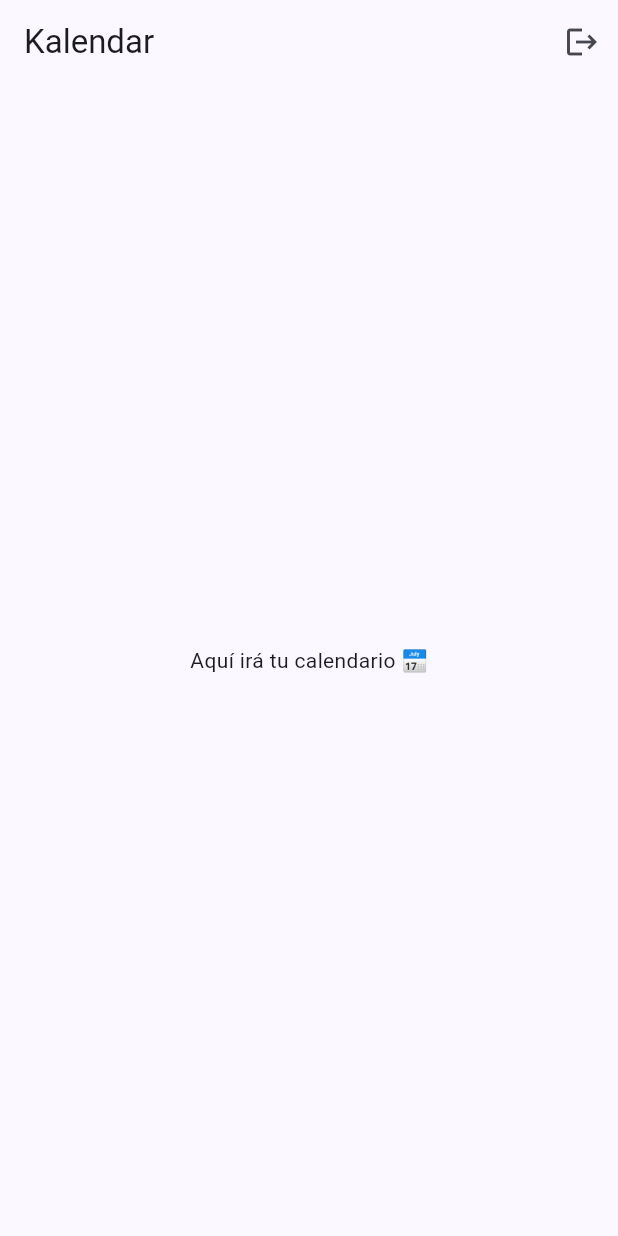
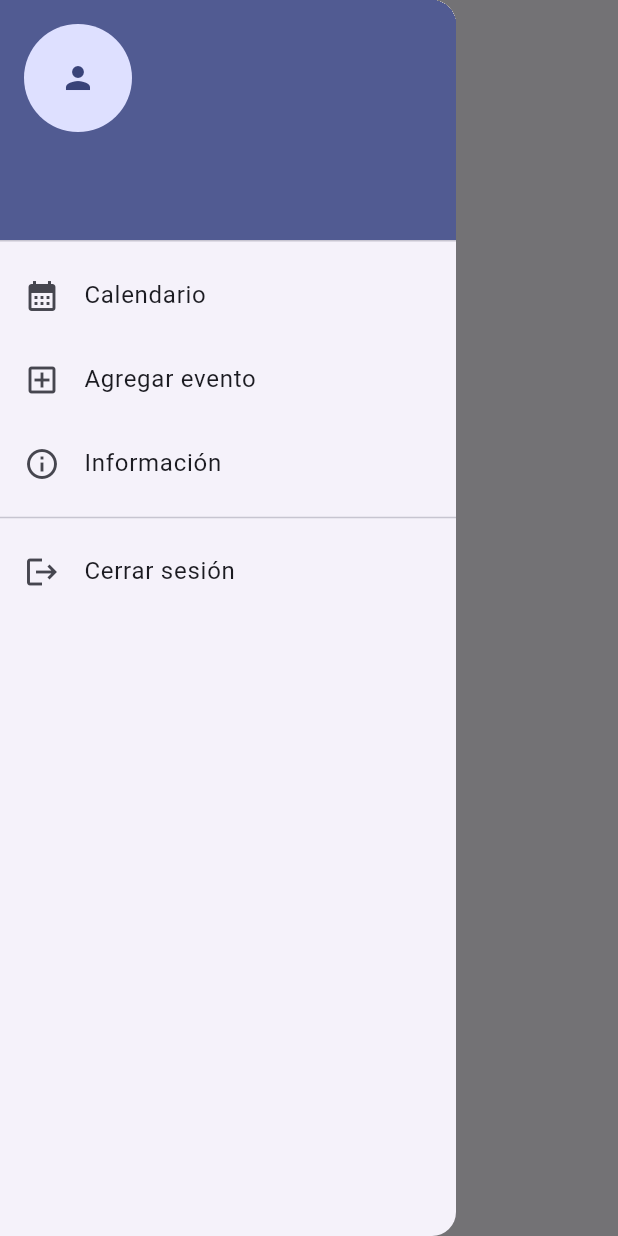
Before and after one commit to ChrisCueva3693/kalendarFlutter, a Flutter app: the screen it shows once a user with an empty profile is signed in, with the side drawer open (before the commit the screen has no drawer), on a phone screen of 412 x 824 dp. Run offline on Flutter 3.47's test engine with Material 3 defaults, Android fonts, the phone set to English and light mode, and no system bars; our stand-ins replace firebase_auth, firebase_core, google_sign_in, table_calendar; accounts and stored records are empty.

Commit message:
Tenemos: Calendario Sidebar con opciones Informacion

```diff
--- a/lib/main.dart
+++ b/lib/main.dart
@@ -1,16 +1,26 @@
 // main.dart
 import 'package:flutter/material.dart';
+import 'package:flutter_localizations/flutter_localizations.dart';
+import 'package:intl/date_symbol_data_local.dart';         // 👈 intl
 import 'package:firebase_core/firebase_core.dart';
 import 'package:firebase_auth/firebase_auth.dart';
+
 import 'firebase_options.dart';
+import 'router.dart';
 import 'ui/pages/login_page.dart';
 import 'ui/pages/home_page.dart';
 
 Future<void> main() async {
   WidgetsFlutterBinding.ensureInitialized();
+
+  // ── Localización: carga datos de 'es_EC' (meses, días, etc.) ───────────
+  await initializeDateFormatting('es_EC', null);
+
+  // ── Firebase ───────────────────────────────────────────────────────────
   await Firebase.initializeApp(
     options: DefaultFirebaseOptions.currentPlatform,
   );
+
   runApp(const KalendarApp());
 }
 
@@ -21,7 +31,27 @@
   Widget build(BuildContext context) {
     return MaterialApp(
       title: 'Kalendar',
-      theme: ThemeData(useMaterial3: true, colorSchemeSeed: Colors.indigo),
+      debugShowCheckedModeBanner: false,
+      theme: ThemeData(
+        useMaterial3: true,
+        colorSchemeSeed: Colors.indigo,
+      ),
+
+      // ── Localización global de la app ──────────────────────────────────
+      localizationsDelegates: const [
+        GlobalMaterialLocalizations.delegate,
+        GlobalWidgetsLocalizations.delegate,
+        GlobalCupertinoLocalizations.delegate,
+      ],
+      supportedLocales: const [
+        Locale('en', ''),      // Inglés (por defecto)
+        Locale('es', 'EC'),    // Español (Ecuador) – usa sólo 'es' si prefieres genérico
+      ],
+
+      // ── Navegación centralizada ────────────────────────────────────────
+      onGenerateRoute: generateRoute,
+
+      // ── Wrapper de autenticación mediante StreamBuilder ────────────────
       home: StreamBuilder<User?>(
         stream: FirebaseAuth.instance.authStateChanges(),
         builder: (context, snapshot) {
--- a/lib/ui/pages/home_page.dart
+++ b/lib/ui/pages/home_page.dart
@@ -1,58 +1,14 @@
 import 'package:flutter/material.dart';
-import 'package:firebase_auth/firebase_auth.dart';
-import '../../services/auth_service.dart';
+import '../widgets/sidebar_scaffold.dart';
 
 class HomePage extends StatelessWidget {
   const HomePage({super.key});
 
   @override
   Widget build(BuildContext context) {
-    final auth  = AuthService();
-    final user  = FirebaseAuth.instance.currentUser;
-    final email = user?.email ?? '—';
-
-    return Scaffold(
-      appBar: AppBar(
-        title: const Text('Kalendar'),
-        actions: [
-          // Correo en línea, con algo de padding
-          Padding(
-            padding: const EdgeInsets.symmetric(horizontal: 8.0),
-            child: Center(
-              child: Text(
-                email,
-                style: const TextStyle(fontSize: 14),
-                overflow: TextOverflow.ellipsis,
-              ),
-            ),
-          ),
-          IconButton(
-            icon: const Icon(Icons.logout),
-            tooltip: 'Cerrar sesión',
-            onPressed: () async {
-              // Loader opcional
-              showDialog(
-                context: context,
-                barrierDismissible: false,
-                builder: (_) => const Center(child: CircularProgressIndicator()),
-              );
-
-              try {
-                await auth.signOut();
-              } catch (e) {
-                if (context.mounted) {
-                  ScaffoldMessenger.of(context).showSnackBar(
-                    SnackBar(content: Text('Error al cerrar sesión: $e')),
-                  );
-                }
-              } finally {
-                if (context.mounted) Navigator.of(context).pop(); // cierra loader
-              }
-            },
-          ),
-        ],
-      ),
-      body: const Center(child: Text('Aquí irá tu calendario 📅')),
+    return const SidebarScaffold(
+      title: 'Kalendar',
+      body: Center(child: Text('¡Bienvenido a Kalendar!')),
     );
   }
 }
--- /dev/null
+++ b/lib/ui/pages/sidebar/add_event_page.dart
@@ -0,0 +1,14 @@
+import 'package:flutter/material.dart';
+import '../../widgets/sidebar_scaffold.dart';
+
+class AddEventPage extends StatelessWidget {
+  const AddEventPage({super.key});
+
+  @override
+  Widget build(BuildContext context) {
+    return SidebarScaffold(
+      title: 'Agregar evento',
+      body: const Center(child: Text('Formulario para crear un evento')),
+    );
+  }
+}
--- /dev/null
+++ b/lib/ui/widgets/app_sidebar.dart
@@ -0,0 +1,75 @@
+import 'package:flutter/material.dart';
+import 'package:firebase_auth/firebase_auth.dart';
+import '../../services/auth_service.dart';
+
+class AppSidebar extends StatelessWidget {
+  const AppSidebar({super.key});
+
+  @override
+  Widget build(BuildContext context) {
+    final auth = AuthService();
+    final user = FirebaseAuth.instance.currentUser;
+
+    return Drawer(
+      child: ListView(
+        padding: EdgeInsets.zero,
+        children: [
+          UserAccountsDrawerHeader(
+            currentAccountPicture:
+            const CircleAvatar(child: Icon(Icons.person)),
+            accountName: Text(user?.displayName ?? 'Usuario'),
+            accountEmail: Text(user?.email ?? ''),
+          ),
+          ListTile(
+            leading: const Icon(Icons.calendar_month),
+            title: const Text('Calendario'),
+            onTap: () => _nav(context, '/calendar'),
+          ),
+          ListTile(
+            leading: const Icon(Icons.add_box_outlined),
+            title: const Text('Agregar evento'),
+            onTap: () => _nav(context, '/add-event'),
+          ),
+          ListTile(
+            leading: const Icon(Icons.info_outline),
+            title: const Text('Información'),
+            onTap: () => _nav(context, '/info'),
+          ),
+          const Divider(),
+          ListTile(
+            leading: const Icon(Icons.logout),
+            title: const Text('Cerrar sesión'),
+            onTap: () async {
+              Navigator.pop(context); // 1️⃣ cierra el Drawer
+
+              // 2️⃣ Loader opcional
+              showDialog(
+                context: context,
+                barrierDismissible: false,
+                builder: (_) =>
+                const Center(child: CircularProgressIndicator()),
+              );
+
+              try {
+                await auth.signOut(); // 3️⃣ cierra sesión
+              } finally {
+                if (!context.mounted) return;
+
+                Navigator.of(context).pop(); // 4️⃣ quita el loader
+
+                // 5️⃣ vuelve a la primera ruta (donde vive tu StreamBuilder)
+                Navigator.of(context).popUntil((route) => route.isFirst);
+              }
+            },
+          ),
+        ],
+      ),
+    );
+  }
+
+  /// Navegación interna que sustituye la página actual y no crece el stack.
+  void _nav(BuildContext context, String route) {
+    Navigator.pop(context); // cierra el Drawer
+    Navigator.pushReplacementNamed(context, route);
+  }
+}
--- /dev/null
+++ b/lib/ui/widgets/sidebar_scaffold.dart
@@ -0,0 +1,22 @@
+import 'package:flutter/material.dart';
+import 'app_sidebar.dart';
+
+class SidebarScaffold extends StatelessWidget {
+  final String title;
+  final Widget body;
+
+  const SidebarScaffold({
+    super.key,
+    required this.title,
+    required this.body,
+  });
+
+  @override
+  Widget build(BuildContext context) {
+    return Scaffold(
+      appBar: AppBar(title: Text(title)),
+      drawer: const AppSidebar(),
+      body: body,
+    );
+  }
+}
--- a/pubspec.yaml
+++ b/pubspec.yaml
@@ -34,6 +34,9 @@ dependencies:
   #flutter_facebook_auth: ^6.0.3 # Facebook login :contentReference[oaicite:3]{index=3}
   flutter_secure_storage: ^9.2.4
   flutter:
+    sdk: flutter
+  table_calendar: ^3.1.3
+  flutter_localizations: # ← añadido
     sdk: flutter
 
   # The following adds the Cupertino Icons font to your application.
```
Also changed, not shown: lib/router.dart (+21 -0 lines), lib/ui/pages/sidebar/calendar_page.dart (added, +102 -0 lines), lib/ui/pages/sidebar/event_model.dart (added, +7 -0 lines), lib/ui/pages/sidebar/info_page.dart (added, +143 -0 lines), pubspec.lock.
